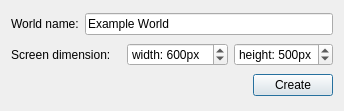
Old version of the form trunk/maker/src/wizard.ui in the repository develer-staff/rooms.
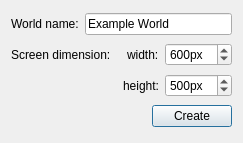
New version of the form.

Commit message: reorganizing wizard window

```diff
--- a/trunk/maker/src/wizard.ui
+++ b/trunk/maker/src/wizard.ui
@@ -6,8 +6,8 @@
    <rect>
     <x>0</x>
     <y>0</y>
-    <width>314</width>
-    <height>111</height>
+    <width>227</width>
+    <height>143</height>
    </rect>
   </property>
   <property name="windowTitle">
@@ -41,38 +41,76 @@
        </property>
       </widget>
      </item>
+     <item>
+      <spacer name="horizontalSpacer_3">
+       <property name="orientation">
+        <enum>Qt::Horizontal</enum>
+       </property>
+       <property name="sizeHint" stdset="0">
+        <size>
+         <width>40</width>
+         <height>20</height>
+        </size>
+       </property>
+      </spacer>
+     </item>
+     <item>
+      <widget class="QLabel" name="label_3">
+       <property name="text">
+        <string>width:</string>
+       </property>
+      </widget>
+     </item>
      <item>
       <widget class="QSpinBox" name="width">
        <property name="suffix">
-        <string>px</string>
-       </property>
-       <property name="prefix">
-        <string>width: </string>
+        <string notr="true">px</string>
        </property>
        <property name="minimum">
         <number>50</number>
        </property>
        <property name="maximum">
-        <number>1000</number>
+        <number>2000</number>
        </property>
        <property name="value">
         <number>600</number>
        </property>
       </widget>
      </item>
+    </layout>
+   </item>
+   <item>
+    <layout class="QHBoxLayout" name="horizontalLayout_4">
+     <item>
+      <spacer name="horizontalSpacer_2">
+       <property name="orientation">
+        <enum>Qt::Horizontal</enum>
+       </property>
+       <property name="sizeHint" stdset="0">
+        <size>
+         <width>40</width>
+         <height>20</height>
+        </size>
+       </property>
+      </spacer>
+     </item>
+     <item>
+      <widget class="QLabel" name="label_4">
+       <property name="text">
+        <string>height:</string>
+       </property>
+      </widget>
+     </item>
      <item>
       <widget class="QSpinBox" name="height">
        <property name="suffix">
-        <string>px</string>
-       </property>
-       <property name="prefix">
-        <string>height: </string>
+        <string notr="true">px</string>
        </property>
        <property name="minimum">
         <number>50</number>
        </property>
        <property name="maximum">
-        <number>900</number>
+        <number>2000</number>
        </property>
        <property name="value">
         <number>500</number>
```
Left out of the diff: 6 changed lines with no effect on the pictures.
